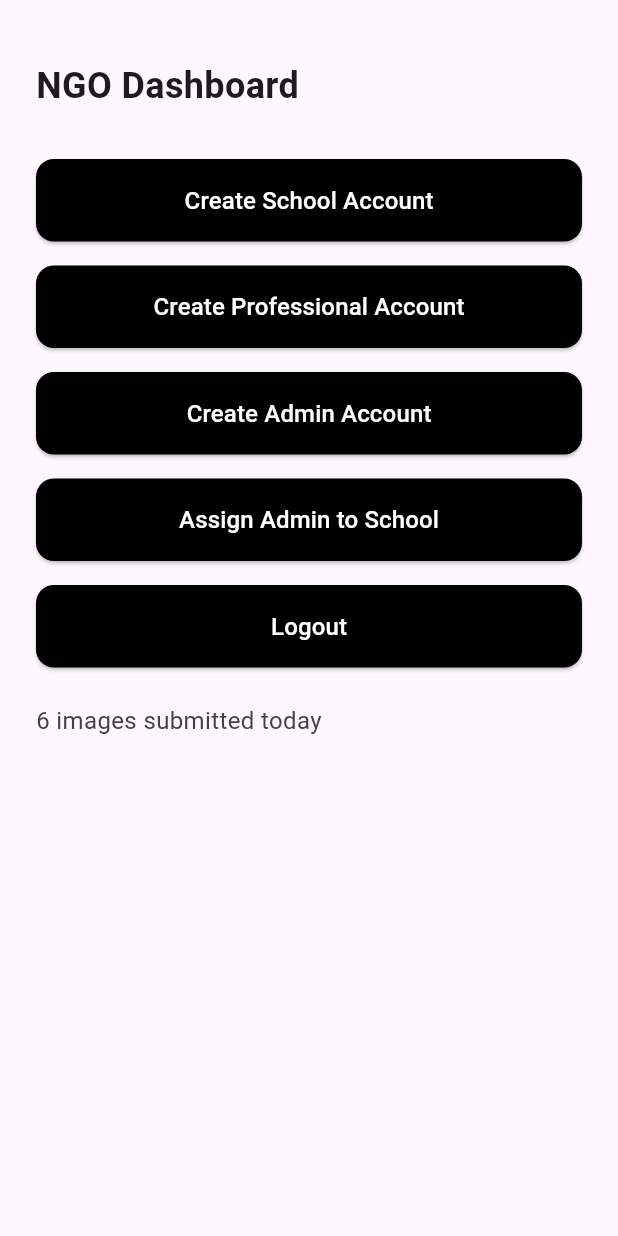
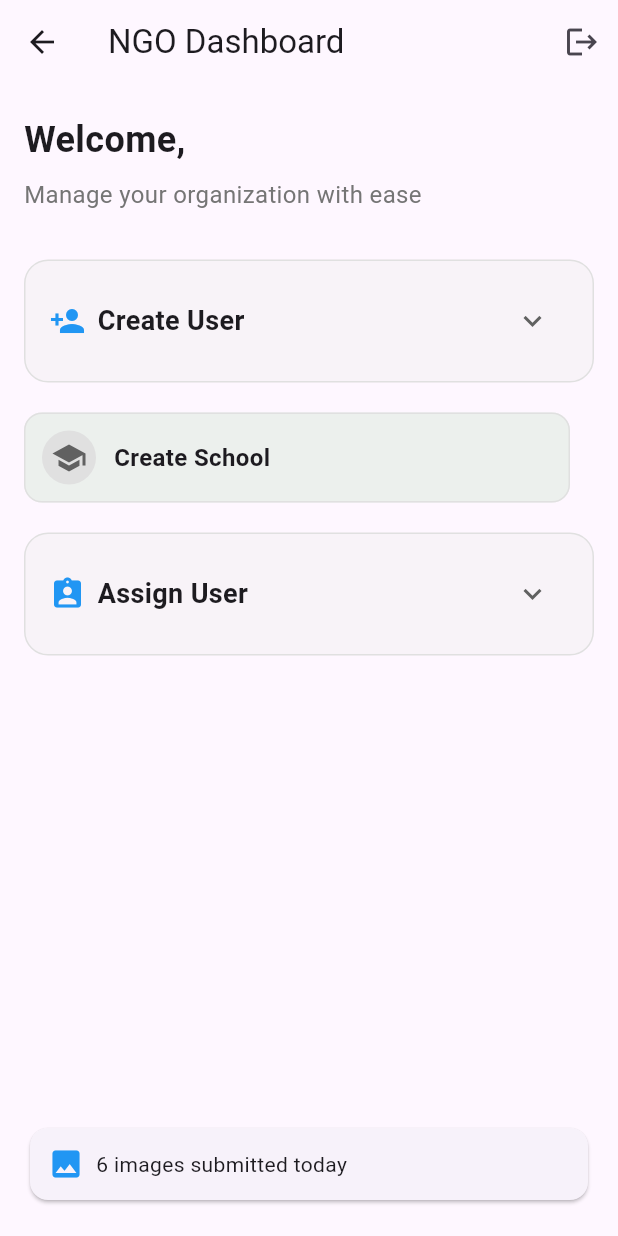
Before and after one commit to RCTS-IIITH/DSI, a Flutter app: the NGODashboard screen opened by its route, on a phone screen of 412 x 824 dp. Run offline on Flutter 3.47's test engine with Material 3 defaults, Android fonts, the phone set to English and light mode, and no system bars; our stand-ins replace flutter_dotenv, image_picker, shared_preferences; accounts and stored records are empty; statements that could not run were skipped.

Commit message:
Update NGOdashboard.dart
changes the interface by reducing number of buttons

```diff
--- a/Mindsye_final_code/mindseye_now/mindseye/lib/NGOdashboard.dart
+++ b/Mindsye_final_code/mindseye_now/mindseye/lib/NGOdashboard.dart
@@ -4,187 +4,173 @@ import 'package:mindseye/createProfessionalAccount.dart';
 import 'package:mindseye/createSchoolAccount.dart';
 import 'package:mindseye/createadminaccount.dart';
 import 'package:mindseye/login.dart';
+import 'package:mindseye/AssignSchoolToProfessionalScreen.dart';
 
 class NGODashboard extends StatefulWidget {
   final String data;
 
-  const NGODashboard({
-    Key? key,
-    required this.data,
-  }) : super(key: key);
+  const NGODashboard({Key? key, required this.data}) : super(key: key);
 
   @override
   _NGODashboardState createState() => _NGODashboardState();
 }
 
 class _NGODashboardState extends State<NGODashboard> {
-  int imagesSubmittedToday = 6;
+  bool _isCreateExpanded = false;
+  bool _isAssignExpanded = false;
+
+  void _navigateTo(BuildContext context, Widget screen) {
+    Navigator.push(
+      context,
+      PageRouteBuilder(
+        pageBuilder: (_, __, ___) => screen,
+        transitionsBuilder: (_, animation, __, child) {
+          return FadeTransition(opacity: animation, child: child);
+        },
+      ),
+    );
+  }
 
   void _showLogoutDialog(BuildContext context) {
     showDialog(
       context: context,
-      barrierDismissible: false, // Prevent closing manually
-      builder: (context) {
-        Future.delayed(Duration(seconds: 1), () {
-          if (Navigator.canPop(context)) {
-            Navigator.of(context).pop(); // Close dialog
+      builder: (context) => AlertDialog(
+        title: Text("Logout"),
+        content: Text("Are you sure you want to log out?"),
+        actions: [
+          TextButton(
+            onPressed: Navigator.of(context).pop,
+            child: Text("Cancel"),
+          ),
+          TextButton(
+            onPressed: () {
+              Navigator.of(context).pop();
               Navigator.pushReplacement(
                 context,
                 MaterialPageRoute(builder: (context) => LoginScreen()),
               );
-          }
-        });
-
-        return SimpleDialog(
-          title: Text("Logging Out"),
-          children: [
-            Padding(
-              padding: EdgeInsets.all(16.0),
-              child: Text("You will be logged out in 1 seconds..."),
+            },
+            child: Text("Logout"),
           ),
         ],
-        );
-      },
+      ),
     );
   }
 
   @override
   Widget build(BuildContext context) {
+    final screenWidth = MediaQuery.of(context).size.width;
+    final isSmallScreen = screenWidth < 600;
+
     return Scaffold(
+      appBar: AppBar(
+        title: Text("NGO Dashboard"),
+        actions: [
+          IconButton(
+            icon: Icon(Icons.logout),
+            onPressed: () => _showLogoutDialog(context),
+          ),
+        ],
+      ),
       body: SafeArea(
         child: Padding(
-          padding: const EdgeInsets.symmetric(horizontal: 24.0),
+          padding: const EdgeInsets.symmetric(horizontal: 16.0, vertical: 20),
           child: Column(
             crossAxisAlignment: CrossAxisAlignment.start,
             children: [
-              SizedBox(height: 40),
               Text(
-                'NGO Dashboard',
-                style: TextStyle(
-                  fontSize: 24,
-                  fontWeight: FontWeight.bold,
+                'Welcome, ${widget.data}',
+                style: TextStyle(fontSize: 24, fontWeight: FontWeight.bold),
+              ),
+              SizedBox(height: 8),
+              Text(
+                'Manage your organization with ease',
+                style: TextStyle(fontSize: 16, color: Colors.grey[600]),
+              ),
+              SizedBox(height: 32),
+
+              // Create User Section
+              _buildCollapsibleSection(
+                title: "Create User",
+                icon: Icons.person_add,
+                isExpanded: _isCreateExpanded,
+                onToggle: () =>
+                    setState(() => _isCreateExpanded = !_isCreateExpanded),
+                content: Wrap(
+                  spacing: 8,
+                  runSpacing: 8,
+                  children: [
+                    _buildActionCard(
+                      context,
+                      title: "Professional",
+                      icon: Icons.person_outline,
+                      onTap: () =>
+                          _navigateTo(context, CreateProfessionalAccount()),
+                    ),
+                    _buildActionCard(
+                      context,
+                      title: "Admin",
+                      icon: Icons.admin_panel_settings,
+                      onTap: () =>
+                          _navigateTo(context, CreateAdminAccountScreen()),
+                    ),
+                  ],
                 ),
               ),
-              SizedBox(height: 32),
-              SizedBox(
-                width: double.infinity,
-                child: ElevatedButton(
-                  onPressed: () {
-                    Navigator.push(
+
+              SizedBox(height: 20),
+
+              // Create School
+              _buildActionCard(
                 context,
-                      MaterialPageRoute(
-                        builder: (context) => CreateSchoolAccount(),
+                title: "Create School",
+                icon: Icons.school,
+                onTap: () => _navigateTo(context, CreateSchoolAccount()),
+                color: Colors.green.withOpacity(0.1),
               ),
-                    );
-                  },
-                  style: ElevatedButton.styleFrom(
-                    backgroundColor: Colors.black,
-                    padding: EdgeInsets.symmetric(vertical: 16),
-                    shape: RoundedRectangleBorder(
-                      borderRadius: BorderRadius.circular(12),
+
+              SizedBox(height: 20),
+
+              // Assign User Section
+              _buildCollapsibleSection(
+                title: "Assign User",
+                icon: Icons.assignment_ind,
+                isExpanded: _isAssignExpanded,
+                onToggle: () =>
+                    setState(() => _isAssignExpanded = !_isAssignExpanded),
+                content: Wrap(
+                  spacing: 8,
+                  runSpacing: 8,
+                  children: [
+                    _buildActionCard(
+                      context,
+                      title: "School to Professional",
+                      icon: Icons.link,
+                      onTap: () => _navigateTo(
+                          context, AssignSchoolToProfessionalScreen()),
+                    ),
+                    _buildActionCard(
+                      context,
+                      title: "Admin to School",
+                      icon: Icons.assignment_turned_in,
+                      onTap: () =>
+                          _navigateTo(context, AssignAdminToSchoolScreen()),
+                    ),
+                  ],
                 ),
               ),
-                  child: Text(
-                    'Create School Account',
-                    style: TextStyle(fontSize: 16, color: Colors.white),
+
+              Spacer(),
+              Card(
+                child: Padding(
+                  padding: const EdgeInsets.all(12.0),
+                  child: Row(
+                    children: [
+                      Icon(Icons.image, color: Colors.blue),
+                      SizedBox(width: 8),
+                      Text("6 images submitted today"),
+                    ],
                   ),
-                ),
-              ),
-              SizedBox(height: 16),
-              SizedBox(
-                width: double.infinity,
-                child: ElevatedButton(
-                  onPressed: () {
-                    Navigator.push(
-                      context,
-                      MaterialPageRoute(
-                        builder: (context) => CreateProfessionalAccount(),
-                      ),
-                    );
-                  },
-                  style: ElevatedButton.styleFrom(
-                    backgroundColor: Colors.black,
-                    padding: EdgeInsets.symmetric(vertical: 16),
-                    shape: RoundedRectangleBorder(
-                      borderRadius: BorderRadius.circular(12),
-                    ),
-                  ),
-                  child: Text(
-                    'Create Professional Account',
-                    style: TextStyle(fontSize: 16, color: Colors.white),
-                  ),
-                ),
-              ),
-              SizedBox(height: 16),
-              SizedBox(
-                width: double.infinity,
-                child: ElevatedButton(
-                  onPressed: () {
-                    Navigator.push(
-                        context,
-                        MaterialPageRoute(
-                            builder: (context) => CreateAdminAccountScreen()));
-                  },
-                  style: ElevatedButton.styleFrom(
-                    backgroundColor: Colors.black,
-                    padding: EdgeInsets.symmetric(vertical: 16),
-                    shape: RoundedRectangleBorder(
-                      borderRadius: BorderRadius.circular(12),
-                    ),
-                  ),
-                  child: Text(
-                    'Create Admin Account',
-                    style: TextStyle(fontSize: 16, color: Colors.white),
-                  ),
-                ),
-              ),
-              SizedBox(height: 16),
-              SizedBox(
-                width: double.infinity,
-                child: ElevatedButton(
-                  onPressed: () {
-                    Navigator.push(
-                        context,
-                        MaterialPageRoute(
-                            builder: (context) => AssignAdminToSchoolScreen()));
-                  },
-                  style: ElevatedButton.styleFrom(
-                    backgroundColor: Colors.black,
-                    padding: EdgeInsets.symmetric(vertical: 16),
-                    shape: RoundedRectangleBorder(
-                      borderRadius: BorderRadius.circular(12),
-                    ),
-                  ),
-                  child: Text(
-                    'Assign Admin to School',
-                    style: TextStyle(fontSize: 16, color: Colors.white),
-                  ),
-                ),
-              ),
-              SizedBox(height: 16),
-              SizedBox(
-                width: double.infinity,
-                child: ElevatedButton(
-                  onPressed: () => _showLogoutDialog(context),
-                  style: ElevatedButton.styleFrom(
-                    backgroundColor: Colors.black,
-                    padding: EdgeInsets.symmetric(vertical: 16),
-                    shape: RoundedRectangleBorder(
-                      borderRadius: BorderRadius.circular(12),
-                    ),
-                  ),
-                  child: Text(
-                    'Logout',
-                    style: TextStyle(fontSize: 16, color: Colors.white),
-                  ),
-                ),
-              ),
-              SizedBox(height: 24),
-              Text(
-                '$imagesSubmittedToday images submitted today',
-                style: TextStyle(
-                  fontSize: 16,
-                  color: Colors.grey[800],
                 ),
               ),
             ],
@@ -193,4 +179,101 @@ class _NGODashboardState extends State<NGODashboard> {
       ),
     );
   }
+
+  Widget _buildCollapsibleSection({
+    required String title,
+    required IconData icon,
+    required bool isExpanded,
+    required VoidCallback onToggle,
+    required Widget content,
+  }) {
+    return Container(
+      decoration: BoxDecoration(
+        color: Colors.grey[200]?.withOpacity(0.4),
+        borderRadius: BorderRadius.circular(16),
+        border: Border.all(color: Colors.grey[300]!),
+      ),
+      padding: EdgeInsets.all(16),
+      child: Column(
+        children: [
+          Row(
+            mainAxisAlignment: MainAxisAlignment.spaceBetween,
+            children: [
+              Row(
+                children: [
+                  Icon(icon, color: Colors.blue),
+                  SizedBox(width: 8),
+                  Text(
+                    title,
+                    style: TextStyle(fontSize: 18, fontWeight: FontWeight.bold),
+                  ),
+                ],
+              ),
+              IconButton(
+                icon: Icon(
+                  isExpanded ? Icons.expand_less : Icons.expand_more,
+                  color: Colors.grey[700],
+                ),
+                onPressed: onToggle,
+              ),
+            ],
+          ),
+          if (isExpanded)
+            Padding(padding: EdgeInsets.only(top: 12), child: content),
+        ],
+      ),
+    );
   }
+
+  Widget _buildActionCard(
+    BuildContext context, {
+    required String title,
+    required IconData icon,
+    required VoidCallback onTap,
+    Color color = Colors.transparent,
+  }) {
+    final screenWidth = MediaQuery.of(context).size.width;
+    final cardWidth = screenWidth < 600
+        ? (screenWidth - 48)
+        : (screenWidth - 64) / 2; // Two cards per row on larger screens
+
+    return SizedBox(
+      width: cardWidth,
+      child: MouseRegion(
+        cursor: SystemMouseCursors.click,
+        child: Material(
+          color: color,
+          shape: RoundedRectangleBorder(
+            borderRadius: BorderRadius.circular(12),
+            side: BorderSide(color: Colors.grey[300]!),
+          ),
+          elevation: 0,
+          child: InkWell(
+            borderRadius: BorderRadius.circular(12),
+            onTap: onTap,
+            child: Padding(
+              padding: const EdgeInsets.all(12.0),
+              child: Row(
+                children: [
+                  Container(
+                    padding: EdgeInsets.all(6),
+                    decoration: BoxDecoration(
+                      color: Colors.grey[300],
+                      shape: BoxShape.circle,
+                    ),
+                    child: Icon(icon, size: 24, color: Colors.grey[700]),
+                  ),
+                  SizedBox(width: 12),
+                  Text(
+                    title,
+                    style: TextStyle(fontSize: 16, fontWeight: FontWeight.bold),
+                  ),
+                ],
+              ),
+            ),
+          ),
+        ),
+      ),
+    );
+  }
+}
```
Lines whose indentation alone changed are shown as unchanged.
